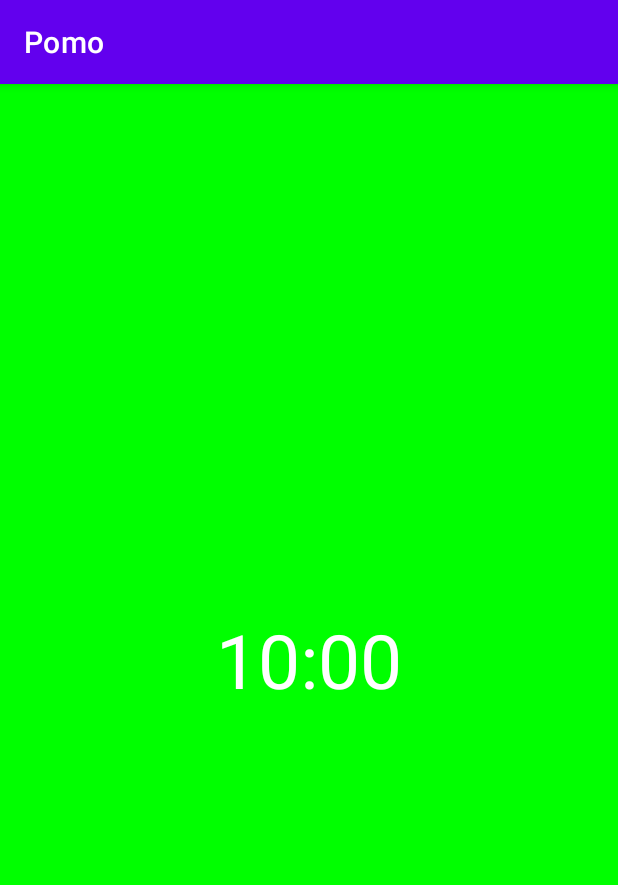
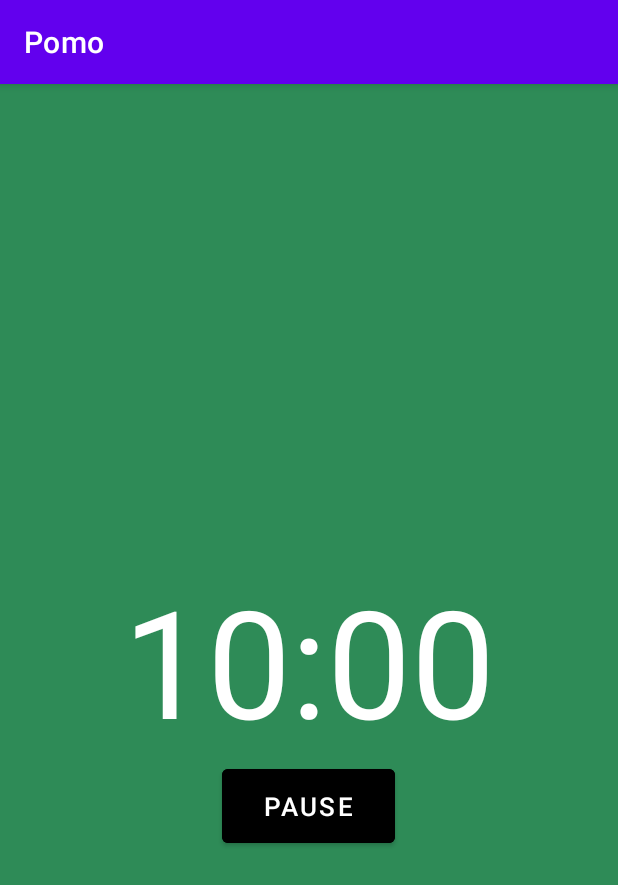
Before and after one commit to kkuang70/Pomo, an Android app: the PomodoroDetails screen opened directly, with no data from a screen before it, on a phone screen of 412 x 824 dp. Shown: the top 885 px of the screen. Run offline under Robolectric (Android 15) with nearby library versions, the phone set to English and light mode, and no system bars; our stand-ins replace Room's generated code; 7 statements that could not run were skipped.

Commit message:
changed colors for study/break sessions, added swipe delete, and pause/resume button (#2)

```diff
--- a/app/src/main/java/com/example/pomo/activities/PomodoroDetails.kt
+++ b/app/src/main/java/com/example/pomo/activities/PomodoroDetails.kt
@@ -4,6 +4,7 @@ import android.content.Intent
 import android.graphics.Color
 import androidx.appcompat.app.AppCompatActivity
 import android.os.Bundle
+import android.widget.Button
 import android.widget.RelativeLayout
 import android.widget.TextView
 import androidx.lifecycle.Observer
@@ -22,6 +23,8 @@ class PomodoroDetails : AppCompatActivity() {
     private lateinit var mPomodoroSessionViewModel: PomodoroSessionViewModel
     private lateinit var message: PomodoroDataItem
     private val startTime = Calendar.getInstance().time
+    private var red = true
+
 
 
     override fun onCreate(savedInstanceState: Bundle?) {
@@ -49,13 +52,39 @@ class PomodoroDetails : AppCompatActivity() {
         val studyStopWatch: Stopwatch =
             Stopwatch(timeLeftInMilliseconds) {
                 val currentActivity: RelativeLayout = findViewById(R.id.pomo_details)
-                currentActivity.setBackgroundColor(Color.parseColor("#00ff00"))
+                currentActivity.setBackgroundColor(Color.parseColor("#2E8B57"))
                 breakStopWatch.startTimer()
+                red=false
             }
         studyStopWatch.startTimer()
         studyStopWatch.countDownText.observe(this, Observer<String> { countdown ->
             countdownText.text = countdown
         })
+        val pauseTimer = findViewById<Button>(R.id.pause_button)
+
+        pauseTimer.setOnClickListener{
+            if(pauseTimer.text == "PAUSE"){ //IF THE BUTTON says PAUSE
+                if(red){ //red background PAUSE TIMER
+                    studyStopWatch.stopTimer()
+                    pauseTimer.text="RESUME"
+
+                }else{  // green background PAUSE TIMER
+                    breakStopWatch.stopTimer()
+                    pauseTimer.text="RESUME"
+
+                }
+            } else{
+                if(red){
+                    studyStopWatch.startTimer()
+                    pauseTimer.text="PAUSE"
+                }else{
+                    breakStopWatch.startTimer()
+                    pauseTimer.text="PAUSE"
+                }
+            }
+
+
+        }
     }
 
     private fun insertDataToDatabase() {
--- a/app/src/main/res/layout/activity_pomodoro_details.xml
+++ b/app/src/main/res/layout/activity_pomodoro_details.xml
@@ -5,17 +5,26 @@
     android:id="@+id/pomo_details"
     android:layout_width="match_parent"
     android:layout_height="match_parent"
-    android:background="#ffff0000"
+    android:background="#7B1818"
     tools:context=".activities.PomodoroDetails">
 
     <TextView
         android:id="@+id/countdown_text"
         android:layout_width="wrap_content"
         android:layout_height="wrap_content"
+        android:layout_centerInParent="true"
         android:text="10:00"
-        android:textSize="50sp"
         android:textColor="@color/white"
+        android:textSize="100sp" />
+
+    <Button
+        android:id="@+id/pause_button"
+        android:layout_width="115dp"
+        android:layout_height="61dp"
+        android:layout_below="@id/countdown_text"
         android:layout_centerHorizontal="true"
-        android:layout_centerVertical="true"/>
+        android:backgroundTint="@color/black"
+        android:text="PAUSE"
+        android:textSize="17sp"/>
 
 </RelativeLayout>
```
Also changed, not shown: app/src/main/java/com/example/pomo/activities/MainActivity.kt (+26 -0 lines).
